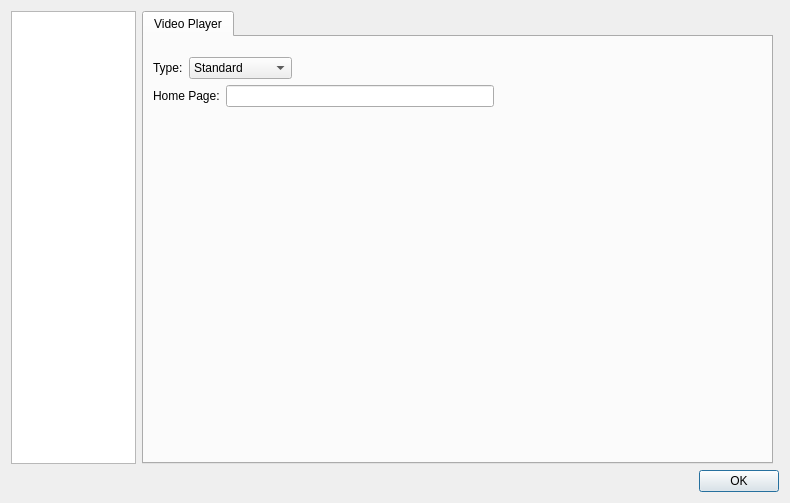
Qt form src/ui/dialogconfig.ui (MaximumTrainer/MaximumTrainer_Redux) before a commit.
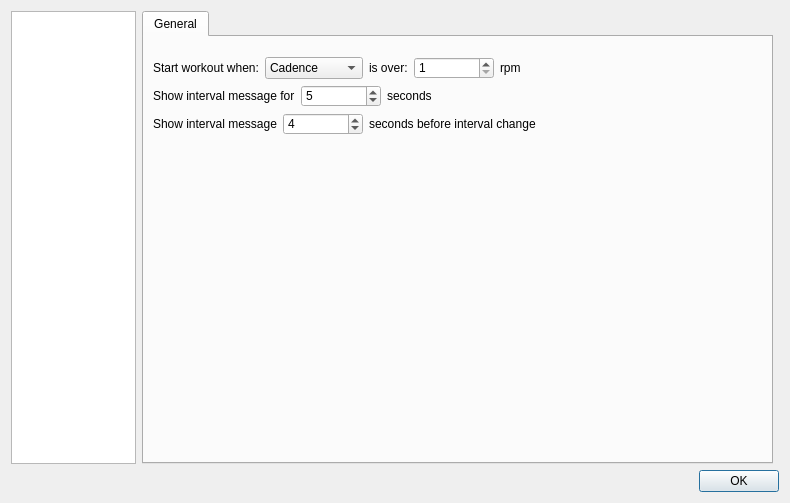
The same form after that commit. The open tabs and pages were chosen to show the change. Icons and pictures are not drawn. Custom widgets are drawn as their Qt base class.

```diff
--- a/src/ui/dialogconfig.ui
+++ b/src/ui/dialogconfig.ui
@@ -36,10 +36,6 @@
 	image: url(:/image/icon/burn);
 }
 
-QLabel {
-	color: black;
-}
-
 
 .marginLeft {
 	margin-left:20px;
@@ -169,11 +165,6 @@
                  <height>16777215</height>
                 </size>
                </property>
-               <property name="styleSheet">
-                <string notr="true">QLabel {
-	color: black;
-}</string>
-               </property>
                <property name="text">
                 <string>is over:</string>
                </property>
@@ -203,11 +194,6 @@
              </item>
              <item>
               <widget class="QLabel" name="label_value">
-               <property name="styleSheet">
-                <string notr="true">QLabel {
-	color: black;
-}</string>
-               </property>
                <property name="text">
                 <string>rpm</string>
                </property>
@@ -285,11 +271,6 @@
              </item>
              <item>
               <widget class="QLabel" name="label_value_2">
-               <property name="styleSheet">
-                <string notr="true">QLabel {
-	color: black;
-}</string>
-               </property>
                <property name="text">
                 <string>seconds</string>
                </property>
@@ -367,11 +348,6 @@
              </item>
              <item>
               <widget class="QLabel" name="label_value_3">
-               <property name="styleSheet">
-                <string notr="true">QLabel {
-	color: black;
-}</string>
-               </property>
                <property name="text">
                 <string>seconds before interval change</string>
                </property>
@@ -2254,133 +2230,6 @@
        </item>
       </layout>
      </widget>
-     <widget class="QWidget" name="page_videoPlayer">
-      <layout class="QVBoxLayout" name="verticalLayout_9">
-       <property name="leftMargin">
-        <number>0</number>
-       </property>
-       <property name="topMargin">
-        <number>0</number>
-       </property>
-       <property name="rightMargin">
-        <number>0</number>
-       </property>
-       <property name="bottomMargin">
-        <number>0</number>
-       </property>
-       <item>
-        <widget class="QTabWidget" name="tabWidget_6">
-         <property name="currentIndex">
-          <number>0</number>
-         </property>
-         <widget class="QWidget" name="tab_13">
-          <attribute name="title">
-           <string>Video Player</string>
-          </attribute>
-          <layout class="QVBoxLayout" name="verticalLayout_19">
-           <property name="topMargin">
-            <number>20</number>
-           </property>
-           <item>
-            <layout class="QHBoxLayout" name="horizontalLayout_8">
-             <item>
-              <widget class="QLabel" name="label_typeVideo">
-               <property name="styleSheet">
-                <string notr="true">QLabel {
-	color: black;
-}</string>
-               </property>
-               <property name="text">
-                <string>Type:</string>
-               </property>
-              </widget>
-             </item>
-             <item>
-              <widget class="QComboBox" name="comboBox_displayVideo">
-               <property name="sizePolicy">
-                <sizepolicy hsizetype="Minimum" vsizetype="Fixed">
-                 <horstretch>0</horstretch>
-                 <verstretch>0</verstretch>
-                </sizepolicy>
-               </property>
-               <item>
-                <property name="text">
-                 <string>Standard</string>
-                </property>
-               </item>
-               <item>
-                <property name="text">
-                 <string>Web Browser</string>
-                </property>
-               </item>
-              </widget>
-             </item>
-             <item>
-              <spacer name="horizontalSpacer_9">
-               <property name="orientation">
-                <enum>Qt::Horizontal</enum>
-               </property>
-               <property name="sizeHint" stdset="0">
-                <size>
-                 <width>40</width>
-                 <height>20</height>
-                </size>
-               </property>
-              </spacer>
-             </item>
-            </layout>
-           </item>
-           <item>
-            <layout class="QHBoxLayout" name="horizontalLayout_19">
-             <item>
-              <widget class="QLabel" name="label_homePage">
-               <property name="styleSheet">
-                <string notr="true">QLabel {
-	color: black;
-}</string>
-               </property>
-               <property name="text">
-                <string>Home Page:</string>
-               </property>
-              </widget>
-             </item>
-             <item>
-              <widget class="QLineEdit" name="lineEdit_homePage"/>
-             </item>
-             <item>
-              <spacer name="horizontalSpacer_19">
-               <property name="orientation">
-                <enum>Qt::Horizontal</enum>
-               </property>
-               <property name="sizeHint" stdset="0">
-                <size>
-                 <width>40</width>
-                 <height>20</height>
-                </size>
-               </property>
-              </spacer>
-             </item>
-            </layout>
-           </item>
-           <item>
-            <spacer name="verticalSpacer_14">
-             <property name="orientation">
-              <enum>Qt::Vertical</enum>
-             </property>
-             <property name="sizeHint" stdset="0">
-              <size>
-               <width>20</width>
-               <height>40</height>
-              </size>
-             </property>
-            </spacer>
-           </item>
-          </layout>
-         </widget>
-        </widget>
-       </item>
-      </layout>
-     </widget>
      <widget class="QWidget" name="page_radio">
       <layout class="QVBoxLayout" name="verticalLayout_23">
        <property name="leftMargin">
```
